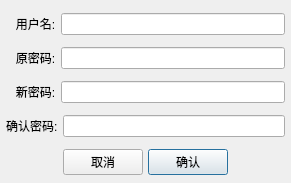
Above: modifypwddlg.ui from rcswhuang/privilege before the change. Below: the same form after it.
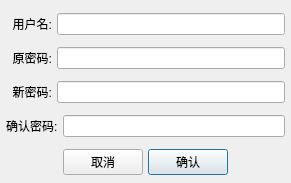
That is the form after the change.

Diff of the .ui file:
```diff
--- a/modifypwddlg.ui
+++ b/modifypwddlg.ui
@@ -34,7 +34,7 @@
      <item>
       <widget class="QLabel" name="label">
        <property name="text">
-        <string>   用户名:</string>
+        <string>  用户名:</string>
        </property>
       </widget>
      </item>
@@ -52,7 +52,7 @@
      <item>
       <widget class="QLabel" name="label_2">
        <property name="text">
-        <string>   原密码:</string>
+        <string>  原密码:</string>
        </property>
       </widget>
      </item>
@@ -70,7 +70,7 @@
      <item>
       <widget class="QLabel" name="label_3">
        <property name="text">
-        <string>   新密码:</string>
+        <string>  新密码:</string>
        </property>
       </widget>
      </item>
```
